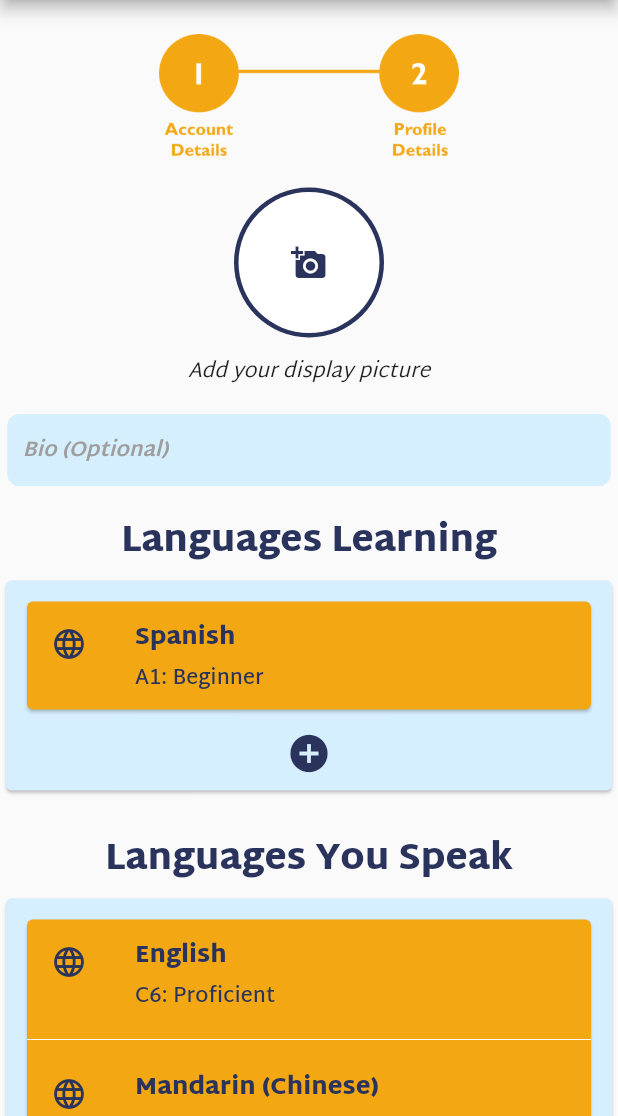
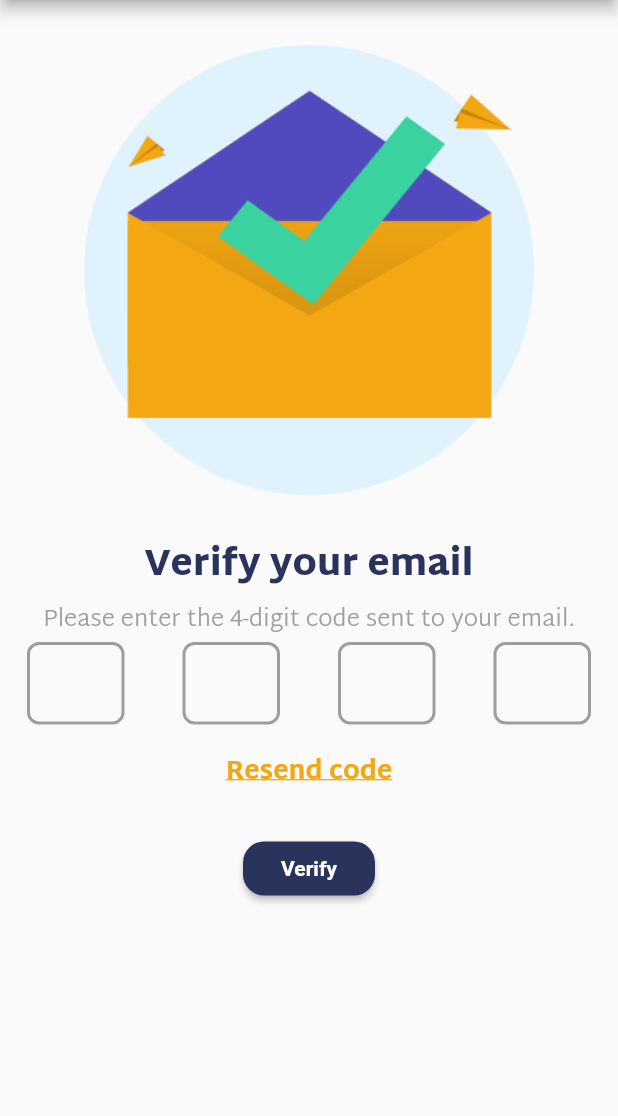
Before and after one commit to aaronsms/HelloWorld, a Flutter app: the screen it shows after launch, on a phone screen of 412 x 824 dp, the part 120-1236 px from its top. Run offline on Flutter 3.47's test engine with Material 2 defaults, Android fonts, the phone set to English and light mode, and no system bars; drawn by our look-alikes of pin_code_fields; our stand-ins replace bloc, dartz, flutter_bloc, freezed_annotation, get_it, google_sign_in and 2 more; missing offline and left inert: dropdownfield; generated files the repository leaves out were written again; statements that could not run were skipped.

Commit message:
completed pages for verification of emails

```diff
--- a/lib/presentation/core/app_root.dart
+++ b/lib/presentation/core/app_root.dart
@@ -3,6 +3,8 @@ import 'package:helloworld/presentation/sign_up/sign_up_pre.dart';
 import 'package:helloworld/presentation/sign_up/sign_up_account.dart';
 import 'package:helloworld/presentation/sign_up/sign_up_profilelearner.dart';
 import 'package:helloworld/presentation/sign_up/languageselect.dart';
+import 'package:helloworld/presentation/sign_up/verify_email.dart';
+import 'package:helloworld/presentation/sign_up/verified_email.dart';
 
 class AppRoot extends StatelessWidget {
   @override
@@ -10,7 +12,7 @@ class AppRoot extends StatelessWidget {
     return MaterialApp(
       debugShowCheckedModeBanner: false,
       title: 'HelloWorld!<>',
-      home: SignUpProfileLearner(),
+      home: VerifyEmail(),
       theme: ThemeData(),
     );
   }
--- /dev/null
+++ b/lib/presentation/sign_up/verify_email.dart
@@ -0,0 +1,107 @@
+import 'package:flutter/gestures.dart';
+import 'package:flutter/material.dart';
+import 'package:helloworld/presentation/core/palette.dart';
+import 'package:helloworld/presentation/sign_up/header.dart';
+import 'package:pin_code_fields/pin_code_fields.dart';
+import 'package:url_launcher/url_launcher.dart';
+import 'package:helloworld/presentation/sign_up/verified_email.dart';
+
+class VerifyEmail extends StatefulWidget {
+  @override
+  _VerifyEmailState createState() => _VerifyEmailState();
+}
+
+class _VerifyEmailState extends State<VerifyEmail> {
+  String address;
+  String currentText = "";
+  TextEditingController textEditingController = TextEditingController()
+    ..text = "address@u.nus.edu";
+
+  Future navigateVerified(context) async {
+    Navigator.pushReplacement(
+        context, MaterialPageRoute(builder: (context) => VerifiedEmail()));
+  }
+
+  @override
+  Widget build(BuildContext context) {
+    return Scaffold(
+        appBar: PreferredSize(
+            preferredSize: Size.fromHeight(80.0), child: Header()),
+        body: SizedBox(
+            child: Wrap(
+          alignment: WrapAlignment.center,
+          children: <Widget>[
+            Container(
+                padding: EdgeInsets.only(top: 30.0, bottom: 25.0),
+                child: Image(
+                    image: AssetImage('assets/images/verifyemail.png'),
+                    height: 300,
+                    width: 300)),
+            Text("Verify your email",
+                style: TextStyle(
+                    color: Palette.primaryColor,
+                    fontFamily: 'Martel Sans',
+                    fontWeight: FontWeight.w900,
+                    fontSize: 24)),
+            Text(
+              "Please enter the 4-digit code sent to your email.",
+              style: TextStyle(
+                  color: Colors.grey,
+                  fontFamily: 'Martel Sans',
+                  fontWeight: FontWeight.w300,
+                  fontSize: 16),
+            ),
+            Container(
+              padding: EdgeInsets.only(left: 18.0, right: 18.0),
+              child: PinCodeTextField(
+                length: 4,
+                obsecureText: false,
+                backgroundColor: Colors.white.withOpacity(0),
+                pinTheme: PinTheme(
+                    shape: PinCodeFieldShape.box,
+                    borderRadius: BorderRadius.circular(8),
+                    inactiveColor: Colors.grey,
+                    selectedFillColor: Palette.primaryColor,
+                    fieldHeight: 55,
+                    fieldWidth: 65,
+                    activeColor: Palette.primaryColor),
+                onChanged: (value) {
+                  setState(() {
+                    currentText = value;
+                  });
+                },
+              ),
+            ),
+            Center(
+                child: RichText(
+                    text: TextSpan(
+              text: "Resend code",
+              style: TextStyle(
+                decoration: TextDecoration.underline,
+                color: Palette.secondaryColor,
+                fontWeight: FontWeight.w800,
+                fontFamily: 'Martel Sans',
+                fontSize: 17,
+              ),
+            ))),
+            Container(
+              padding: EdgeInsets.only(top: 25.0),
+              child: RaisedButton(
+                onPressed: () {
+                  navigateVerified(context);
+                },
+                shape: RoundedRectangleBorder(
+                  borderRadius: BorderRadius.circular(14.0),
+                ),
+                color: Palette.primaryColor,
+                child: Text(
+                  "Verify",
+                  style: TextStyle(
+                      color: Colors.white, fontWeight: FontWeight.bold),
+                ),
+              ),
+            )
+          ],
+        )));
+  }
+}
--- a/pubspec.yaml
+++ b/pubspec.yaml
@@ -17,6 +17,8 @@ dependencies:
   image_picker: ^0.6.7+1
   postgres: ^2.1.1
   dropdownfield: ^1.0.0
+  url_launcher: ^5.4.10
+  pin_code_fields: ^3.0.1
   google_sign_in: ^4.5.1
   path: ^1.7.0
   get_it: ^4.0.2
@@ -37,6 +39,8 @@ flutter:
     - assets/images/mentor_step1.png
     - assets/images/mentor_step2.png
     - assets/images/mentor_step3.png
+    - assets/images/verifyemail.png
+    - assets/images/verifiedemail.png
 
   fonts:
     - family: Gill Sans
```
Also changed, not shown: lib/presentation/sign_up/verified_email.dart (added, +53 -0 lines), assets/images/applicationmentor.png (added), assets/images/verifiedemail.png (added), assets/images/verifyemail.png (added), pubspec.lock.
